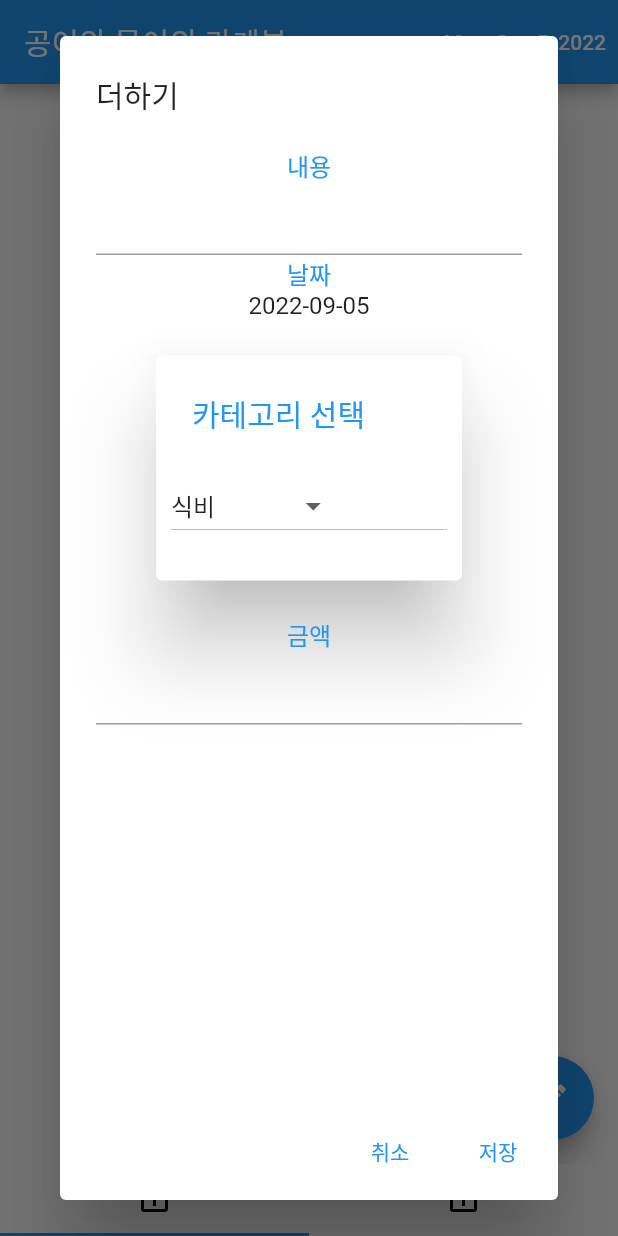
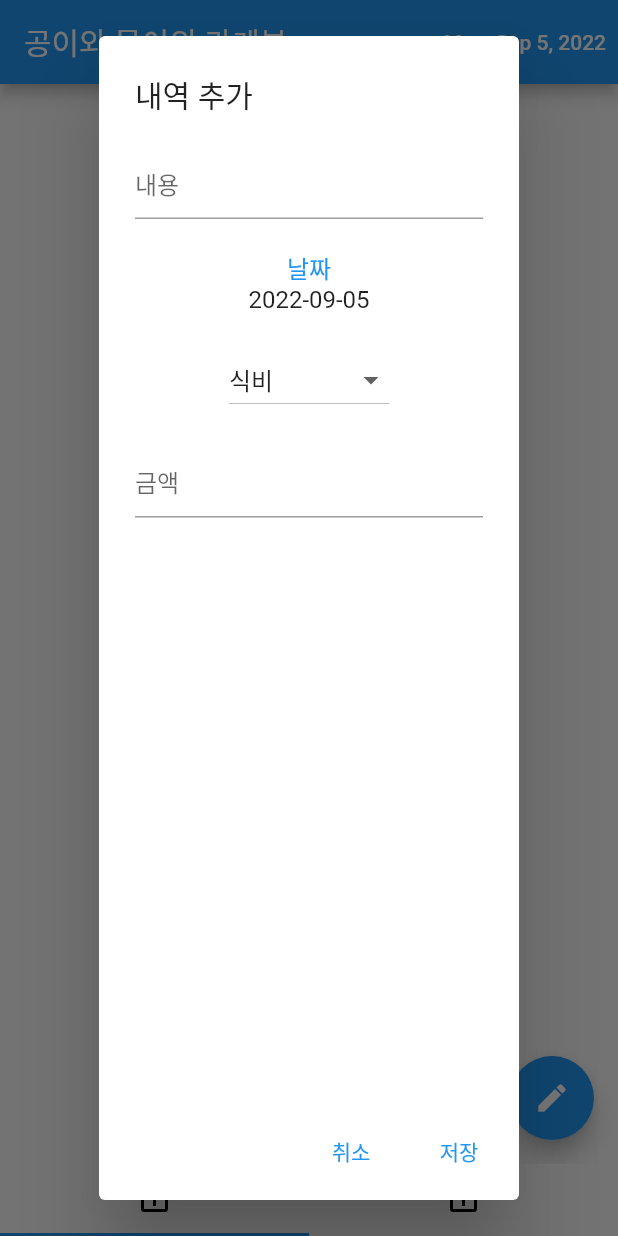
Before and after one commit to dionysus11-source/account-book-2022, a Flutter app: the screen it shows after launch, after a tap on the "edit" icon, on a phone screen of 412 x 824 dp. Run offline on Flutter 3.47's test engine with Material 2 defaults, Android fonts, the phone set to English and light mode, and no system bars.

Commit message:
Chage Alertdialog ui

```diff
--- a/flutter_application_1/lib/sub/dailyAccount.dart
+++ b/flutter_application_1/lib/sub/dailyAccount.dart
@@ -16,11 +16,12 @@ class _DailyAccountState extends State<DailyAccount> {
   late TextEditingController contentConroller;
   late TextEditingController amountConroller;
   DateTime selectedDate = DateTime.now();
-  String _category = '식비';
+  late String _category;
 
   @override
   void initState() {
     super.initState();
+    _category = '식비';
   }
 
   void _onValueChange(String value) {
@@ -107,55 +108,35 @@ class _DailyAccountState extends State<DailyAccount> {
               context: context,
               builder: (BuildContext context) {
                 return AlertDialog(
-                  title: const Text('더하기'),
+                  title: const Text('내역 추가'),
                   content: Column(children: <Widget>[
-                    const Text(
-                      '내용',
-                      style: TextStyle(color: Colors.blue),
-                    ),
                     TextField(
                         controller: contentConroller,
-                        keyboardType: TextInputType.text),
+                        keyboardType: TextInputType.text,
+                        decoration: const InputDecoration(hintText: '내용')),
+                    const SizedBox(
+                      height: 20,
+                    ),
                     const Text(
                       '날짜',
                       style: TextStyle(color: Colors.blue),
                     ),
                     Text(DateFormat('yyyy-MM-dd').format(selectedDate)),
+                    const SizedBox(
+                      height: 20,
+                    ),
                     MyDialog(
                       onValueChange: _onValueChange,
                       initialValue: _category,
                     ),
-                    const Text(
-                      '금액',
-                      style: TextStyle(color: Colors.blue),
+                    const SizedBox(
+                      height: 20,
                     ),
                     TextField(
                       controller: amountConroller,
-                        keyboardType: TextInputType.text),
-                    /*
-                    PopupMenuButton(
-                      //onSelected: (value) => setState(() {
-                      //  _category = value as String;
-                      //}),
-                      onSelected: (value) => {_onValueChange(value as String)},
-                      itemBuilder: (_) => [
-                        new CheckedPopupMenuItem(
-                          checked: _category == Category.food,
-                          value: '식비',
-                          child: new Text('식비'),
+                      keyboardType: TextInputType.text,
+                      decoration: const InputDecoration(hintText: '금액'),
                     ),
-                        new CheckedPopupMenuItem(
-                          checked: _category == Category.cloth,
-                          value: '의복미용',
-                          child: new Text('의복미용'),
-                        ),
-                        new CheckedPopupMenuItem(
-                          checked: _category == Category.living,
-                          value: '생활용품',
-                          child: new Text('생활용품'),
-                        ),
-                      ],
-                    ),*/
                   ]),
                   actions: <Widget>[
                     TextButton(
@@ -217,13 +198,9 @@ class MyDialogState extends State<MyDialog> {
     _selectedId = widget.initialValue;
   }
 
+  @override
   Widget build(BuildContext context) {
-    return SimpleDialog(
-      title: const Text("카테고리 선택", style: TextStyle(color: Colors.blue)),
-      children: <Widget>[
-        new Container(
-            padding: const EdgeInsets.all(10.0),
-            child: DropdownButton<String>(
+    return DropdownButton<String>(
       hint: const Text("Pick a thing"),
       value: _selectedId,
       onChanged: (value) {
@@ -249,8 +226,6 @@ class MyDialogState extends State<MyDialog> {
           child: Text(value),
         );
       }).toList(),
-            )),
-      ],
     );
   }
 }
```
Lines whose indentation alone changed are shown as unchanged.
